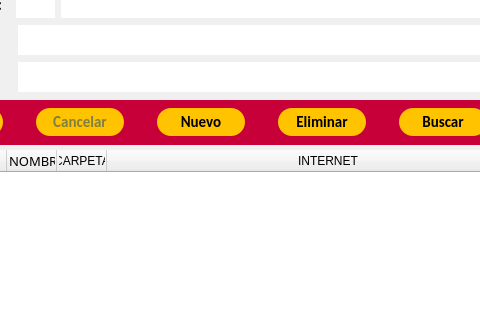
First picture: the form in gui/main.ui, repository QuitoAr/Cine, before the edit; both pictures show x 160 to 640 and y 115 to 435 of the 727 by 572 pixel window.
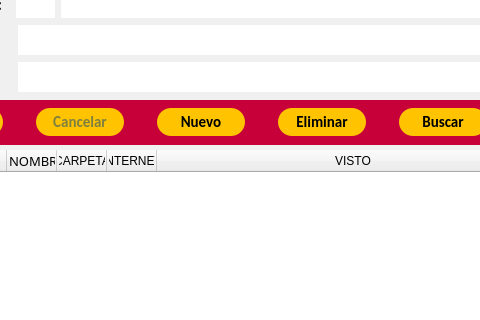
Second picture: the form after the edit. Icons and pictures are not drawn.

Commit message: Se agrego campo booleano film_visto a main.py y base de datos

```diff
--- a/gui/main.ui
+++ b/gui/main.ui
@@ -3143,6 +3143,11 @@
       <string>INTERNET</string>
      </property>
     </column>
+    <column>
+     <property name="text">
+      <string>VISTO</string>
+     </property>
+    </column>
    </widget>
    <widget class="QLineEdit" name="txtAnio">
     <property name="enabled">
```
The commit also changes 16 other files.
